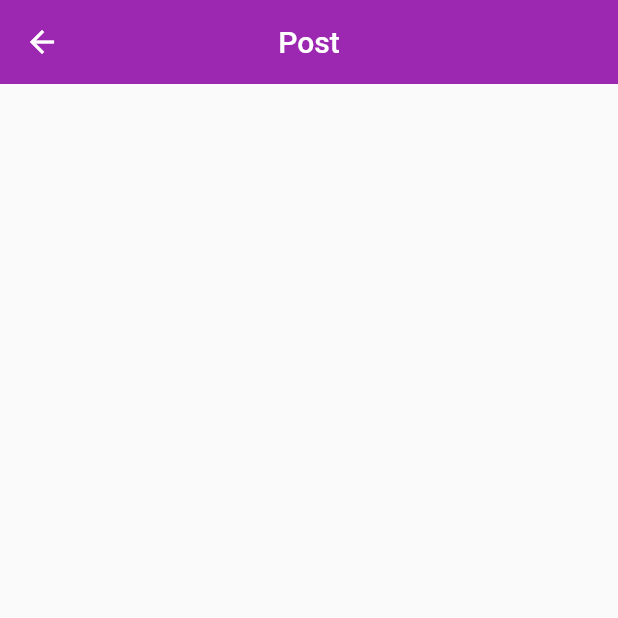
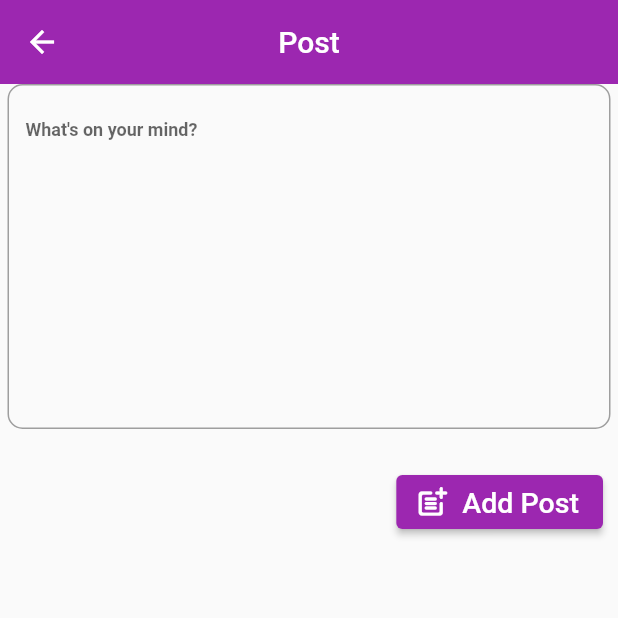
Before and after one commit to riiteeshh/SayItOut, a Flutter app: the PostAddPage screen opened directly, on a phone screen of 412 x 824 dp, the top half of it. Run offline on Flutter 3.47's test engine with Material 2 defaults, Android fonts, the phone set to English and light mode, and no system bars.

Commit message:
Added Features

```diff
--- a/lib/pages/post_add_page.dart
+++ b/lib/pages/post_add_page.dart
@@ -1,4 +1,5 @@
 import 'package:flutter/material.dart';
+import 'package:talkitout/static/form_decoration.dart';
 
 class PostAddPage extends StatefulWidget {
   const PostAddPage({super.key});
@@ -12,6 +13,38 @@ class _PostAddPageState extends State<PostAddPage> {
   Widget build(BuildContext context) {
     return Scaffold(
       appBar: AppBar(title: Text('Post')),
+      body: Column(
+        children: [
+          Container(
+            padding: EdgeInsets.symmetric(horizontal: 5),
+            child: TextField(
+              keyboardType: TextInputType.multiline,
+              maxLines: 10,
+              decoration:
+                  formdecoration(hint: 'What\'s on your mind?', label: null),
+            ),
+          ),
+          SizedBox(
+            height: MediaQuery.of(context).size.height * 0.03,
+          ),
+          Container(
+            alignment: Alignment.topRight,
+            height: MediaQuery.of(context).size.height * 0.07,
+            padding: EdgeInsets.symmetric(horizontal: 10),
+            child: ElevatedButton.icon(
+              icon: Icon(Icons.post_add_rounded),
+              style: ElevatedButton.styleFrom(
+                backgroundColor: Colors.purple,
+              ),
+              onPressed: () {},
+              label: Text(
+                'Add Post',
+                style: TextStyle(fontSize: 19),
+              ),
+            ),
+          ),
+        ],
+      ),
     );
   }
 }
--- a/lib/static/form_decoration.dart
+++ b/lib/static/form_decoration.dart
@@ -1,6 +1,6 @@
 import 'package:flutter/material.dart';
 
-InputDecoration formdecoration({required String hint, required String label}) {
+InputDecoration formdecoration({required String hint, String? label}) {
   double rad = 10;
   return InputDecoration(
     hintText: hint,
```
